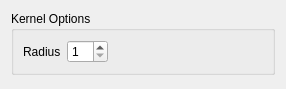
First picture: the form in frontend/toolbar/editor/MorphologicalSettingsPanel.ui, repository FelixdelasPozas/EspINA, before the edit.
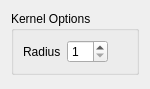
Second picture: the form after the edit.

Commit message:
Use different title for each morphological edition tool's panel
Set size policy to minimum

The edit to the form file:
```diff
--- a/frontend/toolbar/editor/MorphologicalSettingsPanel.ui
+++ b/frontend/toolbar/editor/MorphologicalSettingsPanel.ui
@@ -6,16 +6,34 @@
    <rect>
     <x>0</x>
     <y>0</y>
-    <width>286</width>
+    <width>150</width>
     <height>89</height>
    </rect>
   </property>
+  <property name="sizePolicy">
+   <sizepolicy hsizetype="Minimum" vsizetype="Preferred">
+    <horstretch>0</horstretch>
+    <verstretch>0</verstretch>
+   </sizepolicy>
+  </property>
+  <property name="minimumSize">
+   <size>
+    <width>150</width>
+    <height>0</height>
+   </size>
+  </property>
   <property name="windowTitle">
    <string>Form</string>
   </property>
   <layout class="QVBoxLayout" name="verticalLayout_3">
    <item>
     <widget class="QGroupBox" name="groupBox_2">
+     <property name="sizePolicy">
+      <sizepolicy hsizetype="Minimum" vsizetype="Preferred">
+       <horstretch>0</horstretch>
+       <verstretch>0</verstretch>
+      </sizepolicy>
+     </property>
      <property name="title">
       <string>Kernel Options</string>
      </property>
```
The commit also changes 8 other files.
